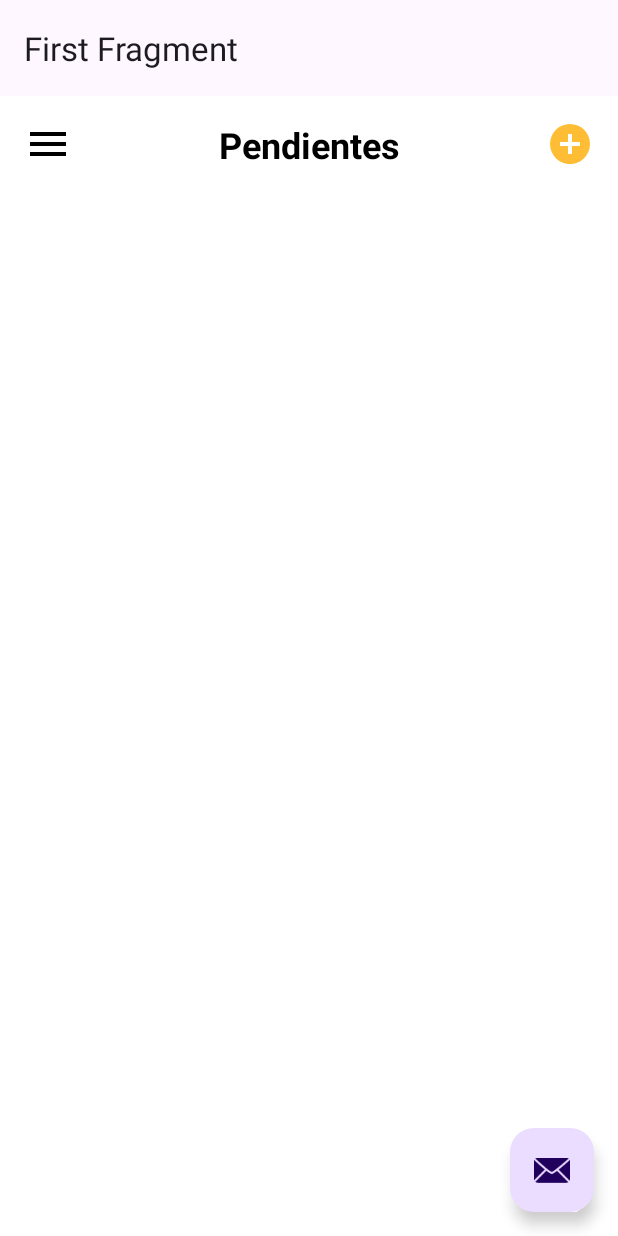
After one commit to DanielButh/DTasks, an Android app: the FirstFragment screen opened directly, with no data from a screen before it, on a phone screen of 412 x 824 dp. The commit adds this screen. Run offline under Robolectric (Android 15) with nearby library versions, the phone set to English and light mode, and no system bars; our stand-ins replace navigation-ui.

Commit message:
Creación de layouts de ListActivity

```diff
--- /dev/null
+++ b/app/src/main/java/com/example/dtasks/view/list/FirstFragment.kt
@@ -0,0 +1,36 @@
+ package com.example.dtasks.view.list
+
+import android.os.Bundle
+import androidx.fragment.app.Fragment
+import android.view.LayoutInflater
+import android.view.View
+import android.view.ViewGroup
+import androidx.navigation.fragment.findNavController
+import com.example.dtasks.databinding.FragmentTasksBinding
+
+/**
+ * A simple [Fragment] subclass as the default destination in the navigation.
+ */
+class FirstFragment : Fragment() {
+
+    private var _binding: FragmentTasksBinding? = null
+
+    // This property is only valid between onCreateView and
+    // onDestroyView.
+    private val binding get() = _binding!!
+
+    override fun onCreateView(
+        inflater: LayoutInflater, container: ViewGroup?,
+        savedInstanceState: Bundle?
+    ): View {
+
+        _binding = FragmentTasksBinding.inflate(inflater, container, false)
+        return binding.root
+
+    }
+
+    override fun onDestroyView() {
+        super.onDestroyView()
+        _binding = null
+    }
+}
--- /dev/null
+++ b/app/src/main/java/com/example/dtasks/view/list/ListActivity.kt
@@ -0,0 +1,42 @@
+package com.example.dtasks.view.list
+
+import android.os.Bundle
+import com.google.android.material.snackbar.Snackbar
+import androidx.appcompat.app.AppCompatActivity
+import androidx.navigation.findNavController
+import androidx.navigation.ui.AppBarConfiguration
+import androidx.navigation.ui.navigateUp
+import androidx.navigation.ui.setupActionBarWithNavController
+import com.example.dtasks.R
+import com.example.dtasks.databinding.ActivityListBinding
+
+class ListActivity : AppCompatActivity() {
+
+    private lateinit var appBarConfiguration: AppBarConfiguration
+    private lateinit var binding: ActivityListBinding
+
+    override fun onCreate(savedInstanceState: Bundle?) {
+        super.onCreate(savedInstanceState)
+
+        binding = ActivityListBinding.inflate(layoutInflater)
+        setContentView(binding.root)
+
+        setSupportActionBar(binding.toolbar)
+
+        val navController = findNavController(R.id.nav_host_fragment_content_list)
+        appBarConfiguration = AppBarConfiguration(navController.graph)
+        setupActionBarWithNavController(navController, appBarConfiguration)
+
+        binding.fab.setOnClickListener { view ->
+            Snackbar.make(view, "Replace with your own action", Snackbar.LENGTH_LONG)
+                .setAction("Action", null)
+                .setAnchorView(R.id.fab).show()
+        }
+    }
+
+    override fun onSupportNavigateUp(): Boolean {
+        val navController = findNavController(R.id.nav_host_fragment_content_list)
+        return navController.navigateUp(appBarConfiguration)
+                || super.onSupportNavigateUp()
+    }
+}
--- /dev/null
+++ b/app/src/main/res/drawable/add_circle_24px.xml
@@ -0,0 +1,10 @@
+<vector xmlns:android="http://schemas.android.com/apk/res/android"
+    android:width="24dp"
+    android:height="24dp"
+    android:viewportWidth="960"
+    android:viewportHeight="960"
+    android:tint="?attr/colorControlNormal">
+  <path
+      android:fillColor="@android:color/white"
+      android:pathData="M440,680L520,680L520,520L680,520L680,440L520,440L520,280L440,280L440,440L280,440L280,520L440,520L440,680ZM480,880Q397,880 324,848.5Q251,817 197,763Q143,709 111.5,636Q80,563 80,480Q80,397 111.5,324Q143,251 197,197Q251,143 324,111.5Q397,80 480,80Q563,80 636,111.5Q709,143 763,197Q817,251 848.5,324Q880,397 880,480Q880,563 848.5,636Q817,709 763,763Q709,817 636,848.5Q563,880 480,880Z"/>
+</vector>
--- /dev/null
+++ b/app/src/main/res/drawable/menu_24px.xml
@@ -0,0 +1,10 @@
+<vector xmlns:android="http://schemas.android.com/apk/res/android"
+    android:width="24dp"
+    android:height="24dp"
+    android:viewportWidth="960"
+    android:viewportHeight="960"
+    android:tint="?attr/colorControlNormal">
+  <path
+      android:fillColor="@android:color/white"
+      android:pathData="M120,720L120,640L840,640L840,720L120,720ZM120,520L120,440L840,440L840,520L120,520ZM120,320L120,240L840,240L840,320L120,320Z"/>
+</vector>
--- /dev/null
+++ b/app/src/main/res/layout/activity_list.xml
@@ -0,0 +1,33 @@
+<?xml version="1.0" encoding="utf-8"?>
+<androidx.coordinatorlayout.widget.CoordinatorLayout xmlns:android="http://schemas.android.com/apk/res/android"
+    xmlns:app="http://schemas.android.com/apk/res-auto"
+    xmlns:tools="http://schemas.android.com/tools"
+    android:layout_width="match_parent"
+    android:layout_height="match_parent"
+    android:fitsSystemWindows="true"
+    tools:context=".view.list.ListActivity">
+
+    <com.google.android.material.appbar.AppBarLayout
+        android:layout_width="match_parent"
+        android:layout_height="wrap_content"
+        android:fitsSystemWindows="true">
+
+        <com.google.android.material.appbar.MaterialToolbar
+            android:id="@+id/toolbar"
+            android:layout_width="match_parent"
+            android:layout_height="?attr/actionBarSize" />
+
+    </com.google.android.material.appbar.AppBarLayout>
+
+    <include layout="@layout/content_list" />
+
+    <com.google.android.material.floatingactionbutton.FloatingActionButton
+        android:id="@+id/fab"
+        android:layout_width="wrap_content"
+        android:layout_height="wrap_content"
+        android:layout_gravity="bottom|end"
+        android:layout_marginEnd="@dimen/fab_margin"
+        android:layout_marginBottom="16dp"
+        app:srcCompat="@android:drawable/ic_dialog_email" />
+
+</androidx.coordinatorlayout.widget.CoordinatorLayout>
--- /dev/null
+++ b/app/src/main/res/layout/content_list.xml
@@ -0,0 +1,19 @@
+<?xml version="1.0" encoding="utf-8"?>
+<androidx.constraintlayout.widget.ConstraintLayout xmlns:android="http://schemas.android.com/apk/res/android"
+    xmlns:app="http://schemas.android.com/apk/res-auto"
+    android:layout_width="match_parent"
+    android:layout_height="match_parent"
+    app:layout_behavior="@string/appbar_scrolling_view_behavior">
+
+    <fragment
+        android:id="@+id/nav_host_fragment_content_list"
+        android:name="androidx.navigation.fragment.NavHostFragment"
+        android:layout_width="0dp"
+        android:layout_height="0dp"
+        app:defaultNavHost="true"
+        app:layout_constraintBottom_toBottomOf="parent"
+        app:layout_constraintEnd_toEndOf="parent"
+        app:layout_constraintStart_toStartOf="parent"
+        app:layout_constraintTop_toTopOf="parent"
+        app:navGraph="@navigation/nav_graph" />
+</androidx.constraintlayout.widget.ConstraintLayout>
--- a/app/src/main/res/layout/fragment_register.xml
+++ b/app/src/main/res/layout/fragment_register.xml
@@ -131,7 +131,7 @@
         </com.google.android.material.textfield.TextInputLayout>
 
         <Button
-            android:id="@+id/loginButton"
+            android:id="@+id/registerButton"
             android:layout_width="match_parent"
             android:layout_height="48dp"
             android:layout_marginStart="16dp"
--- /dev/null
+++ b/app/src/main/res/layout/fragment_tasks.xml
@@ -0,0 +1,53 @@
+<androidx.constraintlayout.widget.ConstraintLayout
+    xmlns:android="http://schemas.android.com/apk/res/android"
+    xmlns:app="http://schemas.android.com/apk/res-auto"
+    android:layout_width="match_parent"
+    android:layout_height="match_parent"
+    android:background="@color/white">
+
+    <com.google.android.material.button.MaterialButton
+        android:id="@+id/MenuButton"
+        android:layout_width="32dp"
+        android:layout_height="32dp"
+        android:layout_marginStart="16dp"
+        android:layout_marginTop="16dp"
+        android:background="@drawable/menu_24px"
+        app:backgroundTint="@color/black"
+        app:layout_constraintStart_toStartOf="parent"
+        app:layout_constraintTop_toTopOf="parent" />
+
+    <TextView
+        android:id="@+id/TasksTV"
+        android:layout_width="wrap_content"
+        android:layout_height="wrap_content"
+        android:layout_marginTop="16dp"
+        android:text="@string/pendientes"
+        android:textSize="24sp"
+        android:textColor="@color/black"
+        android:textStyle="bold"
+        app:layout_constraintTop_toTopOf="parent"
+        app:layout_constraintStart_toStartOf="parent"
+        app:layout_constraintEnd_toEndOf="parent"/>
+
+    <com.google.android.material.button.MaterialButton
+        android:id="@+id/AddButton"
+        android:layout_width="32dp"
+        android:layout_height="32dp"
+        android:layout_marginEnd="16dp"
+        android:layout_marginTop="16dp"
+        android:background="@drawable/add_circle_24px"
+        app:backgroundTint="@color/principal"
+        app:layout_constraintEnd_toEndOf="parent"
+        app:layout_constraintTop_toTopOf="parent"/>
+
+    <androidx.recyclerview.widget.RecyclerView
+        android:id="@+id/TasksRV"
+        android:layout_width="0dp"
+        android:layout_height="0dp"
+        android:layout_marginTop="16dp"
+        android:layout_marginBottom="0dp"
+        app:layout_constraintTop_toBottomOf="@id/TasksTV"
+        app:layout_constraintStart_toStartOf="parent"
+        app:layout_constraintEnd_toEndOf="parent"
+        app:layout_constraintBottom_toBottomOf="parent"/>
+</androidx.constraintlayout.widget.ConstraintLayout>
--- /dev/null
+++ b/app/src/main/res/navigation/nav_graph.xml
@@ -0,0 +1,28 @@
+<?xml version="1.0" encoding="utf-8"?>
+<navigation xmlns:android="http://schemas.android.com/apk/res/android"
+    xmlns:app="http://schemas.android.com/apk/res-auto"
+    xmlns:tools="http://schemas.android.com/tools"
+    android:id="@+id/nav_graph"
+    app:startDestination="@id/FirstFragment">
+
+    <fragment
+        android:id="@+id/FirstFragment"
+        android:name="com.example.dtasks.view.list.FirstFragment"
+        android:label="@string/first_fragment_label"
+        tools:layout="@layout/fragment_tasks">
+
+        <action
+            android:id="@+id/action_FirstFragment_to_SecondFragment"
+            app:destination="@id/SecondFragment" />
+    </fragment>
+    <fragment
+        android:id="@+id/SecondFragment"
+        android:name="com.example.dtasks.view.list.SecondFragment"
+        android:label="@string/second_fragment_label"
+        tools:layout="@layout/fragment_add_task">
+
+        <action
+            android:id="@+id/action_SecondFragment_to_FirstFragment"
+            app:destination="@id/FirstFragment" />
+    </fragment>
+</navigation>
```
Also changed, not shown: app/src/main/AndroidManifest.xml (+6 -4 lines), app/src/main/java/com/example/dtasks/view/list/SecondFragment.kt (added, +44 -0 lines), app/src/main/java/com/example/dtasks/view/onboarding/LoginFragment.kt (+33 -0 lines), app/src/main/java/com/example/dtasks/view/onboarding/RegisterFragment.kt (+30 -1 lines), app/src/main/res/layout/fragment_add_task.xml (added, +107 -0 lines), app/src/main/res/values/strings.xml (+48 -0 lines).
